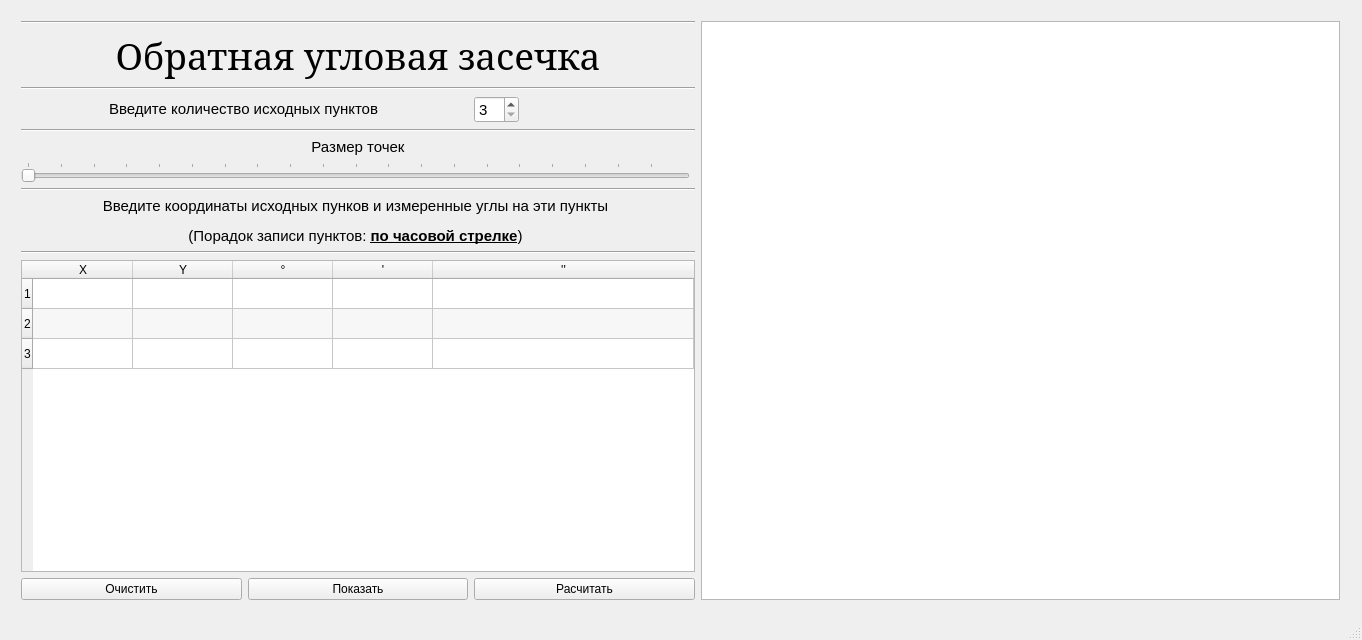
Qt form QtRAI/QtRAI/QtRAI.ui (AlSergachev/QtRAI) before a commit.
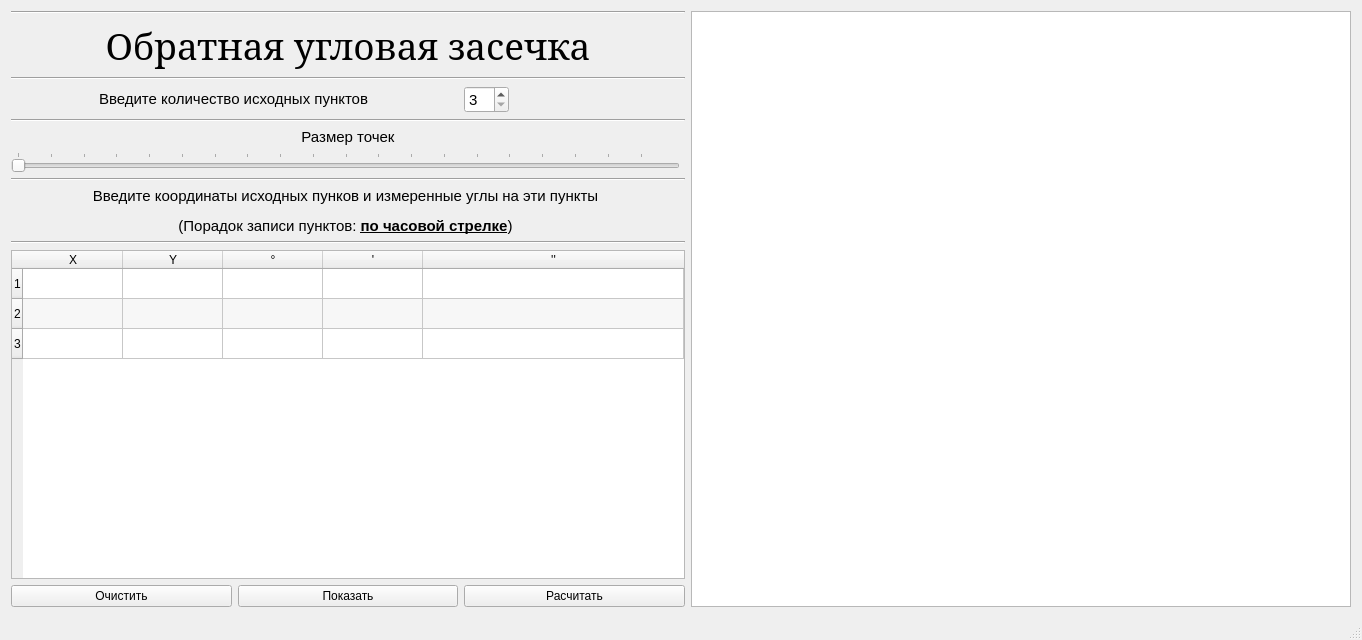
The same form after that commit.

Patch:
```diff
--- a/QtRAI/QtRAI/QtRAI.ui
+++ b/QtRAI/QtRAI/QtRAI.ui
@@ -35,15 +35,8 @@
      <verstretch>0</verstretch>
     </sizepolicy>
    </property>
-   <widget class="QWidget" name="horizontalLayoutWidget">
-    <property name="geometry">
-     <rect>
-      <x>10</x>
-      <y>10</y>
-      <width>1341</width>
-      <height>601</height>
-     </rect>
-    </property>
+   <layout class="QGridLayout" name="gridLayout">
+    <item row="0" column="0">
     <layout class="QHBoxLayout" name="horizontalLayout_3">
      <item>
       <layout class="QVBoxLayout" name="verticalLayout">
@@ -56,6 +49,12 @@
        </item>
        <item>
         <widget class="QLabel" name="label_3">
+          <property name="maximumSize">
+           <size>
+            <width>674</width>
+            <height>16777215</height>
+           </size>
+          </property>
          <property name="font">
           <font>
            <family>Garamond</family>
@@ -72,6 +71,12 @@
        </item>
        <item>
         <widget class="Line" name="line_2">
+          <property name="maximumSize">
+           <size>
+            <width>674</width>
+            <height>16777215</height>
+           </size>
+          </property>
          <property name="orientation">
           <enum>Qt::Horizontal</enum>
          </property>
@@ -168,6 +173,12 @@
        </item>
        <item>
         <widget class="Line" name="line_3">
+          <property name="maximumSize">
+           <size>
+            <width>674</width>
+            <height>16777215</height>
+           </size>
+          </property>
          <property name="orientation">
           <enum>Qt::Horizontal</enum>
          </property>
@@ -175,6 +186,12 @@
        </item>
        <item>
         <widget class="QLabel" name="label_4">
+          <property name="maximumSize">
+           <size>
+            <width>674</width>
+            <height>16777215</height>
+           </size>
+          </property>
          <property name="font">
           <font>
            <pointsize>11</pointsize>
@@ -233,6 +250,12 @@
        </item>
        <item>
         <widget class="Line" name="line_5">
+          <property name="maximumSize">
+           <size>
+            <width>674</width>
+            <height>16777215</height>
+           </size>
+          </property>
          <property name="orientation">
           <enum>Qt::Horizontal</enum>
          </property>
@@ -261,6 +284,12 @@
        </item>
        <item>
         <widget class="Line" name="line_4">
+          <property name="maximumSize">
+           <size>
+            <width>674</width>
+            <height>16777215</height>
+           </size>
+          </property>
          <property name="orientation">
           <enum>Qt::Horizontal</enum>
          </property>
@@ -277,6 +306,12 @@
            <height>0</height>
           </size>
          </property>
+          <property name="maximumSize">
+           <size>
+            <width>674</width>
+            <height>16777215</height>
+           </size>
+          </property>
          <property name="layoutDirection">
           <enum>Qt::LeftToRight</enum>
          </property>
@@ -459,10 +494,18 @@
       </layout>
      </item>
      <item>
-      <widget class="QGraphicsView" name="graphicsView"/>
-     </item>
-    </layout>
-   </widget>
+       <widget class="QGraphicsView" name="graphicsView">
+        <property name="minimumSize">
+         <size>
+          <width>655</width>
+          <height>591</height>
+         </size>
+        </property>
+       </widget>
+      </item>
+     </layout>
+    </item>
+   </layout>
   </widget>
   <widget class="QStatusBar" name="statusBar"/>
  </widget>
```
Lines whose indentation alone changed are shown as unchanged.
